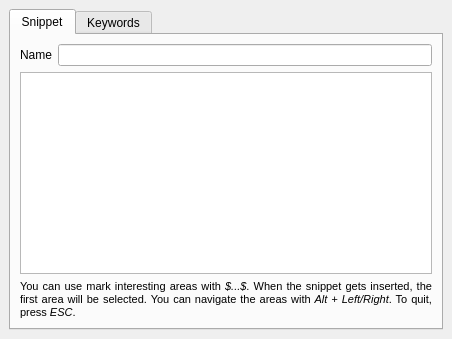
Above: plugins/snippet/editsnippet.ui from KDE/kdevelop before the change. Below: the same form after it.
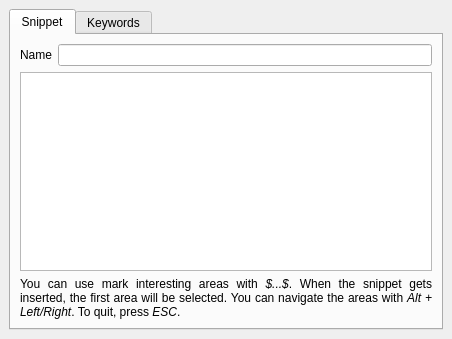
That is the form after the change. Custom widgets are drawn as their Qt base class.

Commit message: make the richtext better translatable

Diff of the .ui file:
```diff
--- a/plugins/snippet/editsnippet.ui
+++ b/plugins/snippet/editsnippet.ui
@@ -62,11 +62,7 @@
        <item row="2" column="0" colspan="2">
         <widget class="QLabel" name="label_2">
          <property name="text">
-          <string>&lt;!DOCTYPE HTML PUBLIC &quot;-//W3C//DTD HTML 4.0//EN&quot; &quot;http://www.w3.org/TR/REC-html40/strict.dtd&quot;&gt;
-&lt;html&gt;&lt;head&gt;&lt;meta name=&quot;qrichtext&quot; content=&quot;1&quot; /&gt;&lt;style type=&quot;text/css&quot;&gt;
-p, li { white-space: pre-wrap; }
-&lt;/style&gt;&lt;/head&gt;&lt;body style=&quot; font-family:'DejaVu Sans'; font-size:8pt; font-weight:400; font-style:normal;&quot;&gt;
-&lt;p align=&quot;justify&quot; style=&quot; margin-top:0px; margin-bottom:0px; margin-left:0px; margin-right:0px; -qt-block-indent:0; text-indent:0px;&quot;&gt;You can use mark interesting areas with &lt;span style=&quot; font-style:italic;&quot;&gt;$...$&lt;/span&gt;. When the snippet gets inserted, the first area will be selected. You can navigate the areas with &lt;span style=&quot; font-style:italic;&quot;&gt;Alt + Left/Right&lt;/span&gt;. To quit, press &lt;span style=&quot; font-style:italic;&quot;&gt;ESC&lt;/span&gt;.&lt;/p&gt;&lt;/body&gt;&lt;/html&gt;</string>
+          <string>&lt;p align=&quot;justify&quot;&gt;You can use mark interesting areas with &lt;i&gt;$...$&lt;/i&gt;. When the snippet gets inserted, the first area will be selected. You can navigate the areas with &lt;i&gt;Alt + Left/Right&lt;/i&gt;. To quit, press &lt;i&gt;ESC&lt;/i&gt;.&lt;/p&gt;</string>
          </property>
          <property name="wordWrap">
           <bool>true</bool>
```
